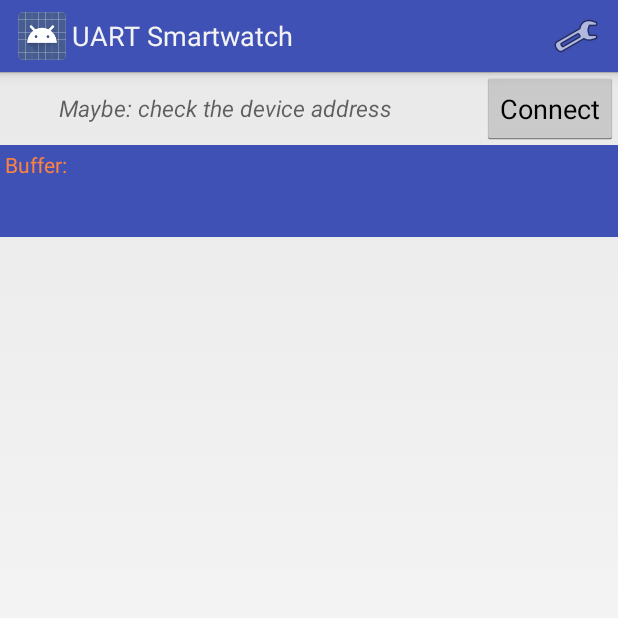
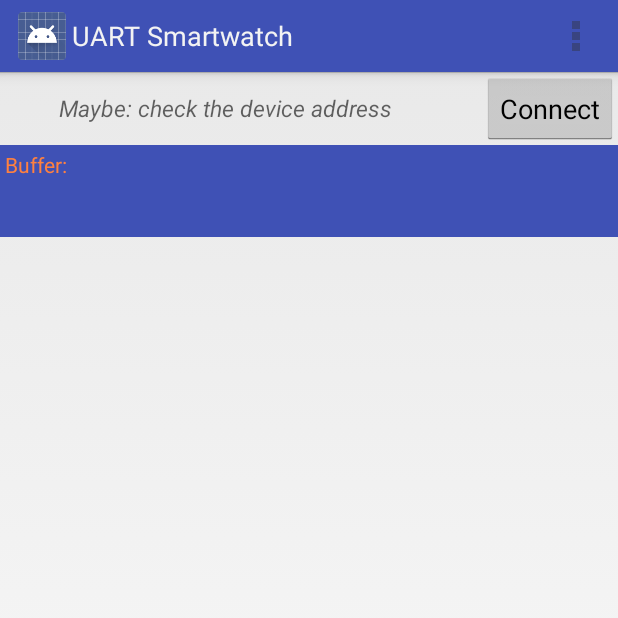
Before and after one commit to no-go/UART-Smartwatch, an Android app: the screen it shows after launch (MainActivity), on a phone screen of 412 x 824 dp, the top half of it. Run offline under Robolectric (Android 15) with nearby library versions, the light colour scheme and no system bars; 2 statements that could not run were skipped.

Commit message:
flattr added in app. icon changed

```diff
--- a/UART-Smartwatch_App/app/src/main/java/click/dummer/UartSmartwatch/MainActivity.java
+++ b/UART-Smartwatch_App/app/src/main/java/click/dummer/UartSmartwatch/MainActivity.java
@@ -42,6 +42,7 @@ import android.content.IntentFilter;
 import android.content.ServiceConnection;
 import android.content.SharedPreferences;
 import android.content.res.Configuration;
+import android.net.Uri;
 import android.os.Bundle;
 import android.os.Handler;
 import android.os.IBinder;
@@ -50,6 +51,7 @@ import android.preference.PreferenceManager;
 import android.support.v4.content.LocalBroadcastManager;
 import android.util.Log;
 import android.view.Menu;
+import android.view.MenuInflater;
 import android.view.MenuItem;
 import android.view.View;
 import android.widget.Button;
@@ -63,6 +65,7 @@ public class MainActivity extends Activity {
 
     private static final int WATCH_REQUEST = 1;
     private static final int REQUEST_ENABLE_BT = 2;
+    private static final String FLATTR_LINK = "https://flattr.com/thing/5195407";
 
     private NotificationReceiver nReceiver;
     private UartService mService = null;
@@ -93,18 +96,25 @@ public class MainActivity extends Activity {
 
     @Override
     public boolean onCreateOptionsMenu(Menu menu) {
-        menu.add(R.string.preferences);
-        MenuItem item = menu.getItem(0);
-        item.setShowAsAction(MenuItem.SHOW_AS_ACTION_ALWAYS);
-        item.setIcon(android.R.drawable.ic_menu_preferences);
+        MenuInflater inflater = getMenuInflater();
+        inflater.inflate(R.menu.options, menu);
+        super.onCreateOptionsMenu(menu);
         return true;
     }
 
     @Override
     public boolean onOptionsItemSelected(MenuItem item) {
-        if(item.getTitle() == getString(R.string.preferences)) {
-            Intent intent = new Intent(MainActivity.this, PreferencesActivity.class);
-            startActivity(intent);
+        switch (item.getItemId()) {
+            case R.id.action_options:
+                Intent intent = new Intent(MainActivity.this, PreferencesActivity.class);
+                startActivity(intent);
+                break;
+            case R.id.action_flattr:
+                Intent intentFlattr = new Intent(Intent.ACTION_VIEW, Uri.parse(FLATTR_LINK));
+                startActivity(intentFlattr);
+                break;
+            default:
+                return false;
         }
         return true;
     }
--- /dev/null
+++ b/UART-Smartwatch_App/app/src/main/res/menu/options.xml
@@ -0,0 +1,9 @@
+<?xml version="1.0" encoding="utf-8"?>
+<menu xmlns:android="http://schemas.android.com/apk/res/android">
+    <item
+        android:id="@+id/action_options"
+        android:title="@string/preferences"></item>
+    <item
+        android:id="@+id/action_flattr"
+        android:title="@string/flattr_this"></item>
+</menu>
--- a/UART-Smartwatch_App/app/src/main/res/values/strings.xml
+++ b/UART-Smartwatch_App/app/src/main/res/values/strings.xml
@@ -46,4 +46,5 @@
     <string name="noUART">Device doesn\'t support UART. Disconnecting</string>
     <string name="BTnotAv">Bluetooth is not available</string>
     <string name="Connecting">connecting ...</string>
+    <string name="flattr_this">Micro-Donate</string>
 </resources>
```
Also changed, not shown: UART-Smartwatch_App/app/src/main/res/drawable/icon.png, 3 other files.
